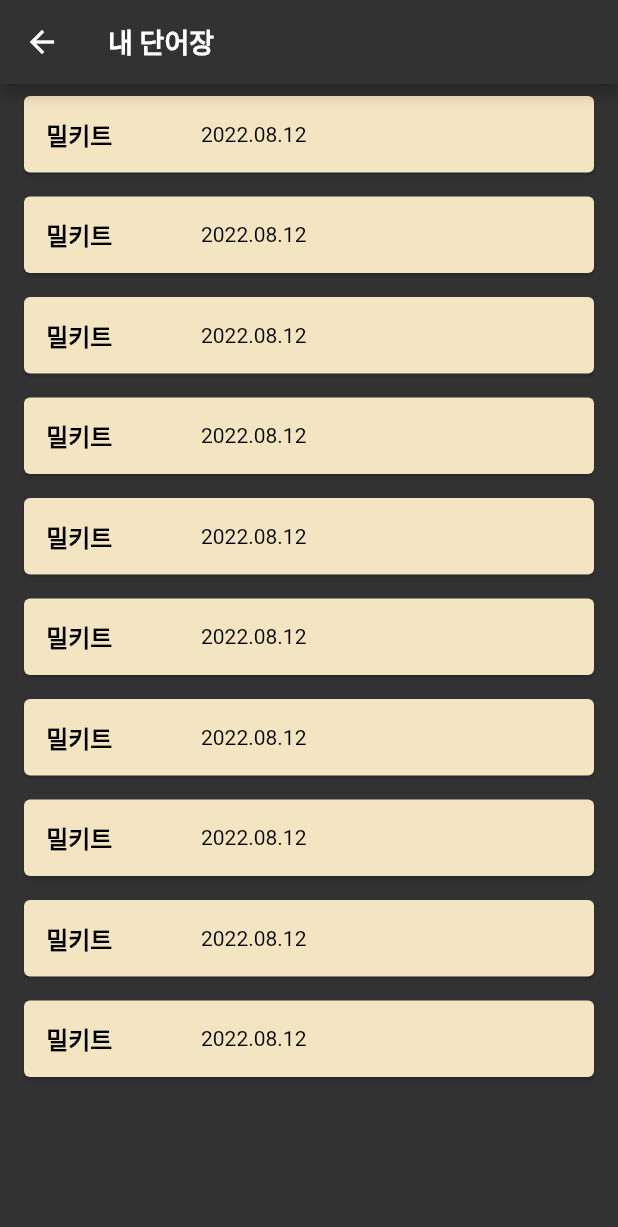
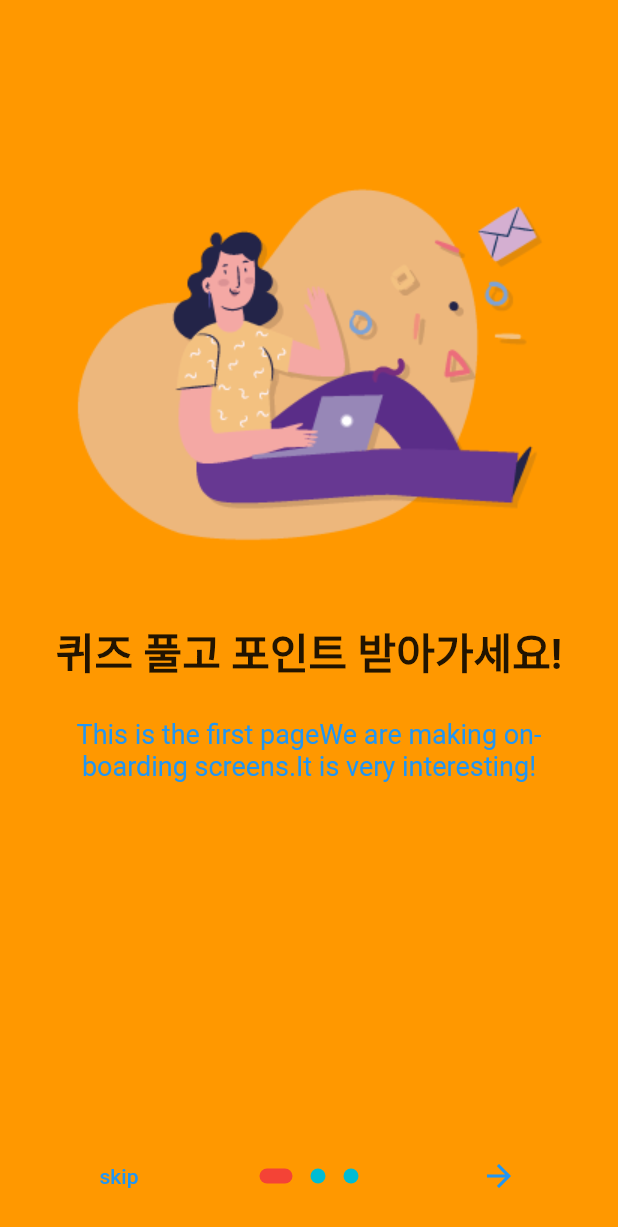
Before and after one commit to 2lambda123/barrierfree, a Flutter app: the screen it shows after launch, on a phone screen of 412 x 824 dp. Shown: the top 1227 px of the screen. Run offline on Flutter 3.47's test engine with Material 2 defaults, Android fonts, the phone set to English and light mode, and no system bars; drawn by our look-alikes of introduction_screen; our stand-ins replace firebase_core; accounts and stored records are empty; Roboto replaces fonts that are missing (Pretendard).

Commit message:
jicong (온보딩)
온보딩

```diff
--- /dev/null
+++ b/BarrierFree/firestore.indexes.json
@@ -0,0 +1,4 @@
+{
+  "indexes": [],
+  "fieldOverrides": []
+}
--- a/BarrierFree/lib/can_do.dart
+++ b/BarrierFree/lib/can_do.dart
@@ -1,5 +1,6 @@
-import 'package:can_do/main.dart';
+import 'package:can_do/myword.dart';
 import 'package:flutter/material.dart';
+import 'onboarding.dart';
 
 void main() => runApp(MyApp());
 
--- a/BarrierFree/lib/main.dart
+++ b/BarrierFree/lib/main.dart
@@ -1,102 +1,50 @@
-import 'package:can_do/main.dart';
 import 'package:flutter/material.dart';
+import 'onboarding.dart';
 
-void main() => runApp(MyApp());
+void main() {
+  runApp(const MyApp());
+}
 
 class MyApp extends StatelessWidget {
   const MyApp({Key? key}) : super(key: key);
 
   @override
   Widget build(BuildContext context) {
-    return MaterialApp(
-      title: 'Vocabulary list',
-      theme: ThemeData(primarySwatch: Colors.blue),
-      home: MyHomePage(),
+    return const MaterialApp(
+      home: OnBoardingPage(),
     );
   }
 }
 
-class MyHomePage extends StatelessWidget {
-  const MyHomePage({Key? key}) : super(key: key);
+class MyPage extends StatelessWidget {
+  const MyPage({Key? key}) : super(key: key);
 
   @override
   Widget build(BuildContext context) {
-    double width = MediaQuery.of(context).size.width * 0.6;
     return Scaffold(
-      backgroundColor: Color(0xff323232),
       appBar: AppBar(
-        title: Text('내 단어장'),
-        titleTextStyle: TextStyle(
-            fontFamily: 'Pretendard',
-            fontSize: 18,
-            color: Colors.white,
-            fontWeight: FontWeight.bold),
-        backgroundColor: Color(0xff323232),
-        leading: IconButton(
-          icon: Icon(Icons.arrow_back),
-          onPressed: () {},
+        title: const Text('Main page'),
+      ),
+      body: Center(
+        child: Column(
+          mainAxisAlignment: MainAxisAlignment.center,
+          children: [
+            const Text(
+              'Main Screen',
+              style: TextStyle(fontWeight: FontWeight.bold, fontSize: 25),
+            ),
+            ElevatedButton(
+              onPressed: () {
+                Navigator.of(context).pushReplacement(
+                  MaterialPageRoute(
+                      builder: (context) => const OnBoardingPage()),
+                );
+              },
+              child: const Text('Go to onboarding screen'),
+            ),
+          ],
         ),
       ),
-      body: ListView.builder(
-          itemCount: title.length,
-          itemBuilder: (context, index) {
-            return Card(
-              margin: EdgeInsets.symmetric(horizontal: 16, vertical: 8),
-              color: Color(0xffF4E5C2),
-              child: Row(
-                mainAxisAlignment: MainAxisAlignment.spaceAround,
-                children: [
-                  Text(
-                    title[index],
-                    style: const TextStyle(
-                        fontFamily: 'Pretendard',
-                        fontSize: 16,
-                        fontWeight: FontWeight.bold,
-                        color: Colors.black),
-                  ),
-                  const SizedBox(
-                    height: 51,
-                  ),
-                  SizedBox(
-                    width: width,
-                    child: Text(
-                      date[index],
-                      style: TextStyle(
-                          fontFamily: 'Pretendard',
-                          fontSize: 14,
-                          color: Colors.black),
-                    ),
-                  ),
-                ],
-              ),
-            );
-          }),
     );
   }
 }
-
-var title = [
-  '밀키트',
-  '밀키트',
-  '밀키트',
-  '밀키트',
-  '밀키트',
-  '밀키트',
-  '밀키트',
-  '밀키트',
-  '밀키트',
-  '밀키트',
-];
-
-var date = [
-  '2022.08.12',
-  '2022.08.12',
-  '2022.08.12',
-  '2022.08.12',
-  '2022.08.12',
-  '2022.08.12',
-  '2022.08.12',
-  '2022.08.12',
-  '2022.08.12',
-  '2022.08.12',
-];
--- /dev/null
+++ b/BarrierFree/lib/onboarding.dart
@@ -0,0 +1,62 @@
+import 'package:flutter/material.dart';
+import 'package:introduction_screen/introduction_screen.dart';
+
+import 'can_do.dart';
+
+class OnBoardingPage extends StatelessWidget {
+  const OnBoardingPage({Key? key}) : super(key: key);
+
+  @override
+  Widget build(BuildContext context) {
+    return IntroductionScreen(
+      pages: [
+        PageViewModel(
+            title: '퀴즈 풀고 포인트 받아가세요!',
+            body: 'This is the first page'
+                'We are making on-boarding screens.'
+                'It is very interesting!',
+            image: Image.asset('image/page1.png'),
+            decoration: getPageDecoration()),
+        PageViewModel(
+            title: '매일매일 나아지는 억양!',
+            body: 'This is the second page'
+                'We are making on-boarding screens.'
+                'It is very interesting!',
+            image: Image.asset('image/page2.png'),
+            decoration: getPageDecoration()),
+        PageViewModel(
+            title: '북한어를 남한어로 번역해보세요!',
+            body: 'This is the third page'
+                'We are making on-boarding screens.'
+                'It is very interesting!',
+            image: Image.asset('image/page3.png'),
+            decoration: getPageDecoration()),
+      ],
+      done: const Text('done'),
+      onDone: () {
+        Navigator.of(context).pushReplacement(
+          MaterialPageRoute(builder: (context) => const MyApp()),
+        );
+      },
+      next: const Icon(Icons.arrow_forward),
+      showSkipButton: true,
+      skip: const Text('skip'),
+      dotsDecorator: DotsDecorator(
+          color: Colors.cyan,
+          size: const Size(10, 10),
+          activeSize: const Size(22, 10),
+          activeShape:
+              RoundedRectangleBorder(borderRadius: BorderRadius.circular(24)),
+          activeColor: Colors.red),
+      curve: Curves.bounceOut,
+    );
+  }
+
+  PageDecoration getPageDecoration() {
+    return const PageDecoration(
+        titleTextStyle: TextStyle(fontSize: 28, fontWeight: FontWeight.bold),
+        bodyTextStyle: TextStyle(fontSize: 18, color: Colors.blue),
+        imagePadding: EdgeInsets.only(top: 40),
+        pageColor: Colors.orange);
+  }
+}
```
Also changed, not shown: BarrierFree/lib/myword.dart (added, +110 -0 lines), BarrierFree/lib/quiz.dart (added, +102 -0 lines), BarrierFree/lib/talk.dart (added, +102 -0 lines), BarrierFree/pubspec.yaml (+4 -3 lines), BarrierFree/image/page1.png (added), BarrierFree/image/page2.png (added), BarrierFree/image/page3.png (added), BarrierFree/lib/firebase_options.dart (added), BarrierFree/pubspec.lock, 13 other files.
